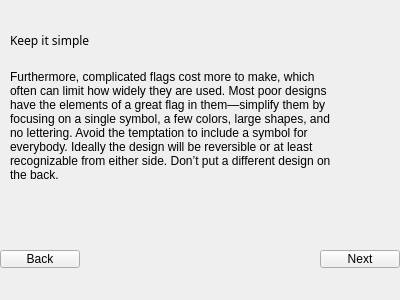
Qt form keepsimplelesson.ui (zxjorge/EDApp) before a commit.
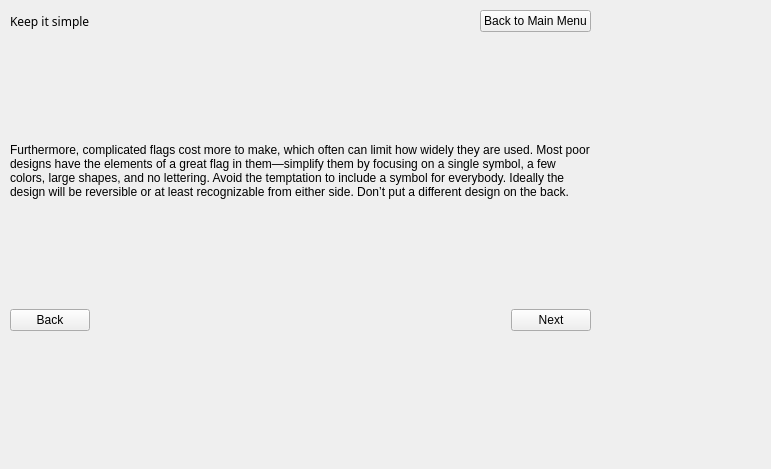
The same form after that commit. The open tabs and pages were chosen to show the change.

Commit message: added functioning main menu

The edit to the form file:
```diff
--- a/keepsimplelesson.ui
+++ b/keepsimplelesson.ui
@@ -6,23 +6,28 @@
    <rect>
     <x>0</x>
     <y>0</y>
-    <width>400</width>
-    <height>300</height>
+    <width>771</width>
+    <height>469</height>
    </rect>
   </property>
   <property name="windowTitle">
    <string>StackedWidget</string>
   </property>
   <widget class="QWidget" name="page">
-   <widget class="QLabel" name="title">
+   <widget class="QWidget" name="layoutWidget">
     <property name="geometry">
      <rect>
-      <x>10</x>
-      <y>20</y>
-      <width>211</width>
-      <height>61</height>
+      <x>0</x>
+      <y>0</y>
+      <width>701</width>
+      <height>361</height>
      </rect>
     </property>
+    <layout class="QVBoxLayout" name="verticalLayout_2">
+     <item>
+      <layout class="QHBoxLayout" name="horizontalLayout_2">
+       <item>
+        <widget class="QLabel" name="label_3">
     <property name="font">
      <font>
       <family>Stencil</family>
@@ -32,15 +37,31 @@
      <string>Keep it simple</string>
     </property>
    </widget>
-   <widget class="QLabel" name="label_2">
-    <property name="geometry">
-     <rect>
-      <x>10</x>
-      <y>70</y>
-      <width>321</width>
-      <height>131</height>
-     </rect>
-    </property>
+       </item>
+       <item>
+        <spacer name="horizontalSpacer_2">
+         <property name="orientation">
+          <enum>Qt::Horizontal</enum>
+         </property>
+         <property name="sizeHint" stdset="0">
+          <size>
+           <width>40</width>
+           <height>20</height>
+          </size>
+         </property>
+        </spacer>
+       </item>
+       <item>
+        <widget class="QPushButton" name="mainMenu">
+         <property name="text">
+          <string>Back to Main Menu</string>
+         </property>
+        </widget>
+       </item>
+      </layout>
+     </item>
+     <item>
+      <widget class="QLabel" name="label_6">
     <property name="text">
      <string>When creating a flag, you want to make sure that your flag is not too complicated. The flag should be so simple that a child can draw it from memory. Flags flap. Flags drape. Flags must be seen from a distance and from their opposite side. Under these circumstances, only simple designs make effective flags. </string>
     </property>
@@ -48,30 +69,49 @@
      <bool>true</bool>
     </property>
    </widget>
+     </item>
+     <item>
+      <layout class="QHBoxLayout" name="horizontalLayout_5">
+       <item>
+        <spacer name="horizontalSpacer_5">
+         <property name="orientation">
+          <enum>Qt::Horizontal</enum>
+         </property>
+         <property name="sizeHint" stdset="0">
+          <size>
+           <width>40</width>
+           <height>20</height>
+          </size>
+         </property>
+        </spacer>
+       </item>
+       <item>
    <widget class="QPushButton" name="nextButton">
-    <property name="geometry">
-     <rect>
-      <x>320</x>
-      <y>250</y>
-      <width>80</width>
-      <height>18</height>
-     </rect>
-    </property>
     <property name="text">
      <string>Next</string>
     </property>
+        </widget>
+       </item>
+      </layout>
+     </item>
+    </layout>
    </widget>
   </widget>
   <widget class="QWidget" name="page_2">
-   <widget class="QLabel" name="label_3">
+   <widget class="QWidget" name="layoutWidget">
     <property name="geometry">
      <rect>
       <x>10</x>
       <y>10</y>
-      <width>211</width>
-      <height>61</height>
+      <width>581</width>
+      <height>321</height>
      </rect>
     </property>
+    <layout class="QVBoxLayout" name="verticalLayout">
+     <item>
+      <layout class="QHBoxLayout" name="horizontalLayout">
+       <item>
+        <widget class="QLabel" name="label">
     <property name="font">
      <font>
       <family>Stencil</family>
@@ -81,15 +121,31 @@
      <string>Keep it simple</string>
     </property>
    </widget>
-   <widget class="QLabel" name="label_4">
-    <property name="geometry">
-     <rect>
-      <x>10</x>
-      <y>60</y>
-      <width>321</width>
-      <height>131</height>
-     </rect>
-    </property>
+       </item>
+       <item>
+        <spacer name="horizontalSpacer">
+         <property name="orientation">
+          <enum>Qt::Horizontal</enum>
+         </property>
+         <property name="sizeHint" stdset="0">
+          <size>
+           <width>40</width>
+           <height>20</height>
+          </size>
+         </property>
+        </spacer>
+       </item>
+       <item>
+        <widget class="QPushButton" name="mainMenu_2">
+         <property name="text">
+          <string>Back to Main Menu</string>
+         </property>
+        </widget>
+       </item>
+      </layout>
+     </item>
+     <item>
+      <widget class="QLabel" name="label_5">
     <property name="text">
      <string>Furthermore, complicated flags cost more to make, which often can limit how widely they are used. Most poor designs have the elements of a great flag in them—simplify them by focusing on a single symbol, a few colors, large shapes, and no lettering. Avoid the temptation to include a symbol for everybody. Ideally the design will be reversible or at least recognizable from either side. Don’t put a different design on the back.</string>
     </property>
@@ -97,31 +153,39 @@
      <bool>true</bool>
     </property>
    </widget>
+     </item>
+     <item>
+      <layout class="QHBoxLayout" name="horizontalLayout_4">
+       <item>
    <widget class="QPushButton" name="backButton">
-    <property name="geometry">
-     <rect>
-      <x>0</x>
-      <y>250</y>
-      <width>80</width>
-      <height>18</height>
-     </rect>
-    </property>
     <property name="text">
      <string>Back</string>
     </property>
    </widget>
+       </item>
+       <item>
+        <spacer name="horizontalSpacer_4">
+         <property name="orientation">
+          <enum>Qt::Horizontal</enum>
+         </property>
+         <property name="sizeHint" stdset="0">
+          <size>
+           <width>40</width>
+           <height>20</height>
+          </size>
+         </property>
+        </spacer>
+       </item>
+       <item>
    <widget class="QPushButton" name="nextButton_2">
-    <property name="geometry">
-     <rect>
-      <x>320</x>
-      <y>250</y>
-      <width>80</width>
-      <height>18</height>
-     </rect>
-    </property>
     <property name="text">
      <string>Next</string>
     </property>
+        </widget>
+       </item>
+      </layout>
+     </item>
+    </layout>
    </widget>
   </widget>
  </widget>
```
Lines whose indentation alone changed are shown as unchanged. The commit also changes 20 other files.
